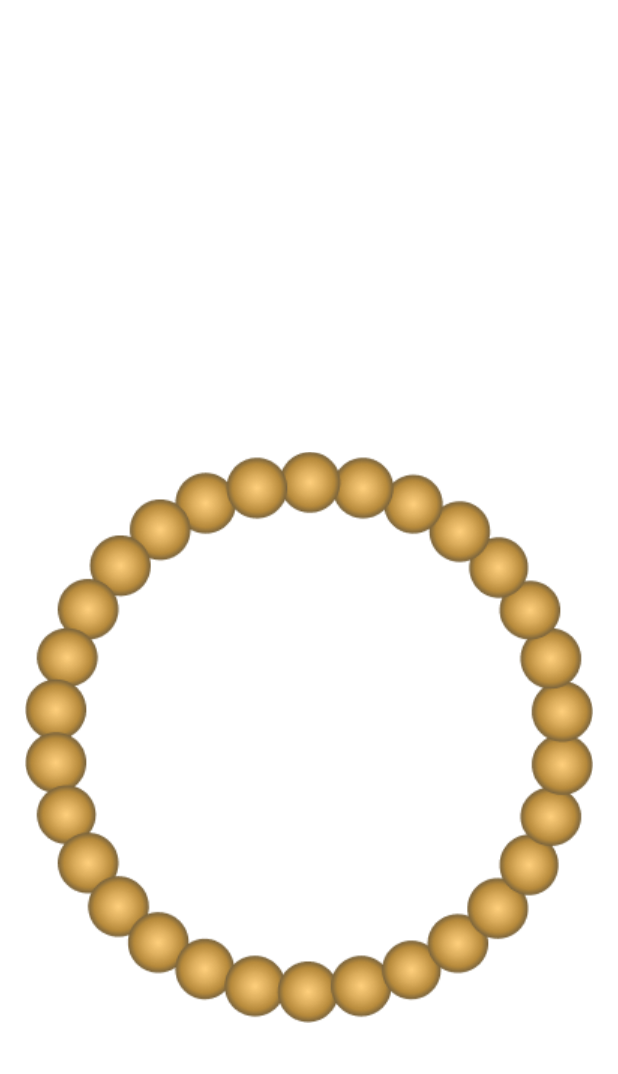
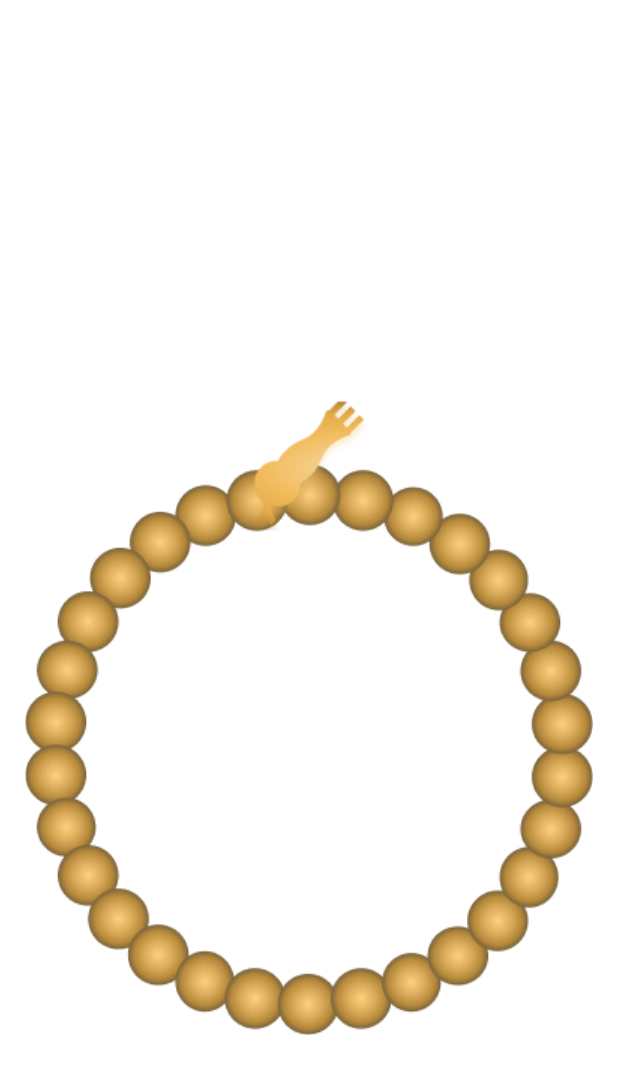
Before and after one commit to mohamedmammdoh/Islami-App, a Flutter app: the SebhaPage screen opened directly, on a phone screen of 412 x 824 dp. Shown: the top 1074 px of the screen. Run offline on Flutter 3.47's test engine with Material 3 defaults, Android fonts, the phone set to English and light mode, and no system bars; our stand-ins replace animate_do, carousel_slider, shared_preferences, smooth_page_indicator; accounts and stored records are empty.

Commit message:
some changes of the sebha

```diff
--- a/lib/features/SebhaFeature/pages/sebha_page.dart
+++ b/lib/features/SebhaFeature/pages/sebha_page.dart
@@ -41,17 +41,17 @@ class _SebhaPageState extends State<SebhaPage> {
 
   @override
   Widget build(BuildContext context) {
+    var mediaQurey = MediaQuery.of(context).size;
     return Scaffold(
       body: Column(
         crossAxisAlignment: CrossAxisAlignment.stretch,
         children: [
-          const SizedBox(height: 200),
+          SizedBox(height: mediaQurey.height * 0.24),
           const Text(
             textAlign: TextAlign.center,
             'سَبِّحِ اسْمَ رَبِّكَ الأعلى ',
             style: StylesManager.textStyles36White,
           ),
-          const SizedBox(height: 50),
           Stack(
             alignment: Alignment.center,
             children: [
@@ -59,8 +59,20 @@ class _SebhaPageState extends State<SebhaPage> {
                 onTap: incrementCounter,
                 child: Transform.rotate(
                   angle: rotationAngle,
-                  child: Image.asset(
-                    AssestsManager.sebhaRoatated,
+                  child: Padding(
+                    padding: const EdgeInsets.all(16.0),
+                    child: Container(
+                      width: 380,
+                      height: 470, //450,
+                      clipBehavior: Clip.antiAlias,
+                      decoration: const BoxDecoration(
+                          image: DecorationImage(
+                              image: AssetImage(AssestsManager.sebhaRoatated))),
+                      child: Image.asset(
+                        alignment: Alignment.topCenter,
+                        AssestsManager.sebhaaa,
+                      ),
+                    ),
                   ),
                 ),
               ),
@@ -70,7 +82,7 @@ class _SebhaPageState extends State<SebhaPage> {
                     duas[currentDuaIndex],
                     style: StylesManager.textStyles36White,
                   ),
-                  const SizedBox(height: 10),
+                  SizedBox(height: mediaQurey.height * 0.03),
                   Text(
                     counter.toString(),
                     style: StylesManager.textStyles36White,
```
